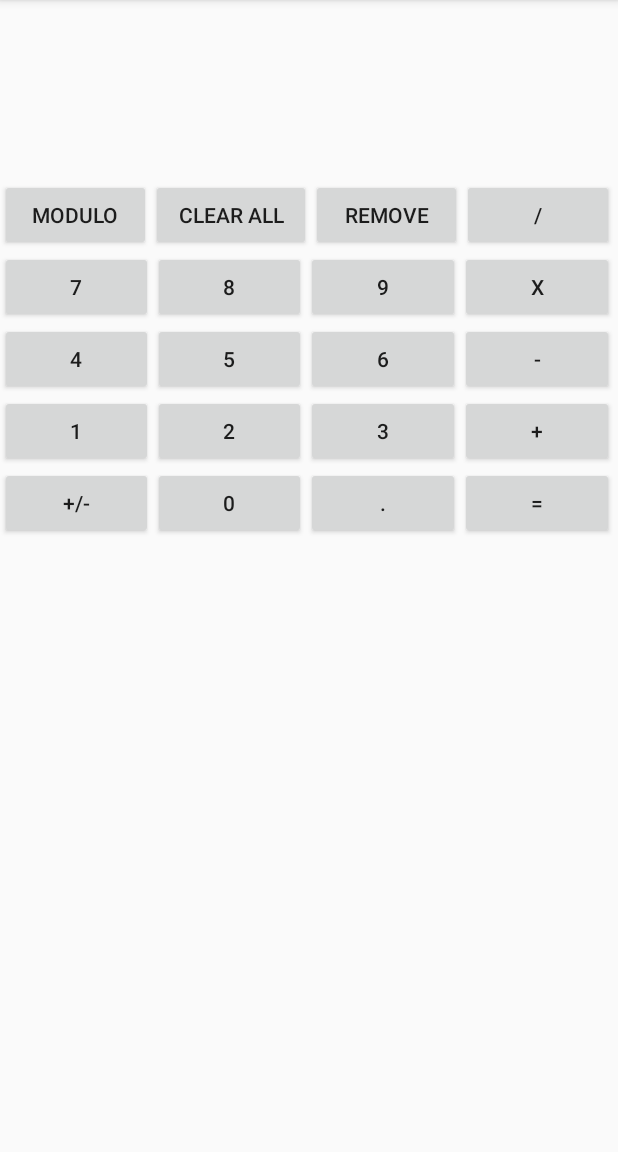
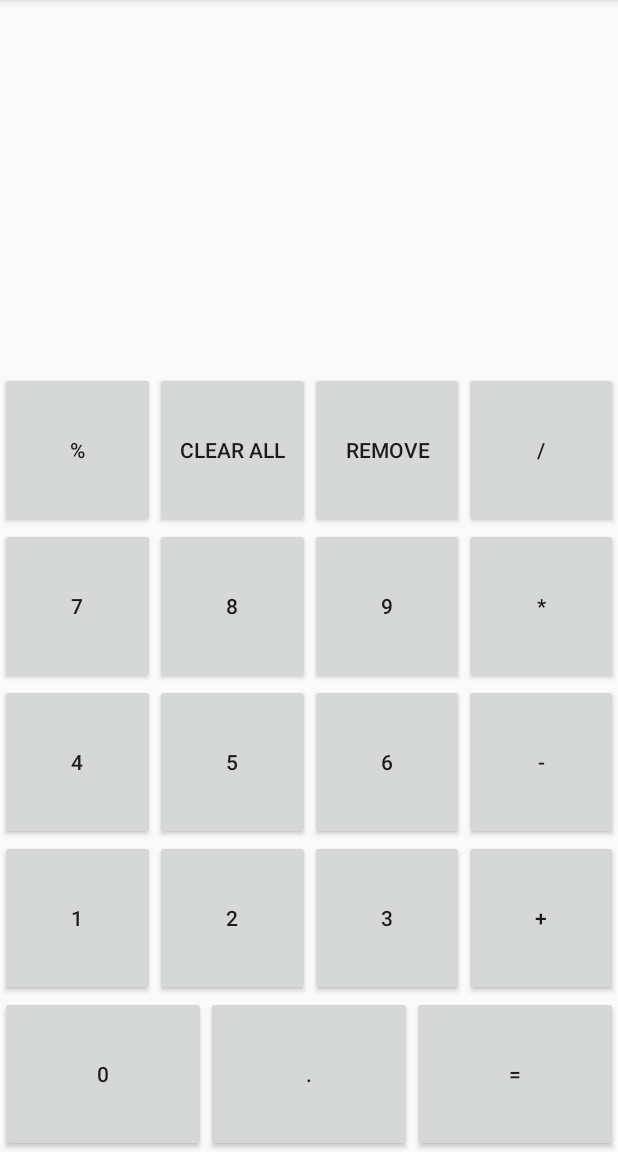
Before and after one commit to Anato-Eini/School-Activities, an Android app: the Calculator screen opened directly, with no data from a screen before it, on a phone screen of 412 x 824 dp, the part 84-1236 px from its top. Run offline under Robolectric (Android 15) with nearby library versions, the phone set to English and light mode, and no system bars.

Commit message:
Basic Operations

```diff
--- a/app/src/main/java/com/example/androidprojectcollection/Calculator.java
+++ b/app/src/main/java/com/example/androidprojectcollection/Calculator.java
@@ -2,65 +2,133 @@ package com.example.androidprojectcollection;
 
 import android.support.v7.app.AppCompatActivity;
 import android.os.Bundle;
-import android.view.View;
 import android.widget.Button;
 import android.widget.TextView;
 
 import java.util.ArrayList;
+import java.util.regex.Matcher;
+import java.util.regex.Pattern;
+
 
 public class Calculator extends AppCompatActivity {
-    int i;
-    ArrayList<Button> numbers = new ArrayList<>(), operators = new ArrayList<>();
-    Button clear;
-    TextView display;
+    Button clear, clearAll, equals, point, squared, cubed, logarithmic;
+    TextView display, viewTotal;
     @Override
     protected void onCreate(Bundle savedInstanceState) {
         super.onCreate(savedInstanceState);
         setContentView(R.layout.activity_calculator);
         clear = (Button) findViewById(R.id.remove);
         display = (TextView) findViewById(R.id.display);
-        numbers.add((Button) findViewById(R.id.num1));
-        numbers.add((Button) findViewById(R.id.num2));
-        numbers.add((Button) findViewById(R.id.num3));
-        numbers.add((Button) findViewById(R.id.num4));
-        numbers.add((Button) findViewById(R.id.num5));
-        numbers.add((Button) findViewById(R.id.num6));
-        numbers.add((Button) findViewById(R.id.num7));
-        numbers.add((Button) findViewById(R.id.num8));
-        numbers.add((Button) findViewById(R.id.num9));
-        numbers.add((Button) findViewById(R.id.num0));
-        numbers.get(0).setOnClickListener(view -> display.append("1"));
-        numbers.get(1).setOnClickListener(view -> display.append("2"));
-        numbers.get(2).setOnClickListener(view -> display.append("3"));
-        numbers.get(3).setOnClickListener(view -> display.append("4"));
-        numbers.get(4).setOnClickListener(view -> display.append("5"));
-        numbers.get(5).setOnClickListener(view -> display.append("6"));
-        numbers.get(6).setOnClickListener(view -> display.append("7"));
-        numbers.get(7).setOnClickListener(view -> display.append("8"));
-        numbers.get(8).setOnClickListener(view -> display.append("9"));
-        numbers.get(9).setOnClickListener(view -> display.append("0"));
-        operators.add((Button) findViewById(R.id.add));
-        operators.add((Button) findViewById(R.id.subtract));
-        operators.add((Button) findViewById(R.id.multiply));
-        operators.add((Button) findViewById(R.id.divide));
-        operators.get(0).setOnClickListener(view -> display.append(" + "));
-        operators.get(1).setOnClickListener(view -> display.append(" - "));
-        operators.get(2).setOnClickListener(view -> display.append(" * "));
-        operators.get(3).setOnClickListener(view -> display.append(" / "));
+        clearAll = (Button) findViewById(R.id.clearAll);
+        equals = (Button) findViewById(R.id.equals);
+        viewTotal = (TextView) findViewById(R.id.total);
+        point = (Button) findViewById(R.id.point);
+        Button[] numbers = {
+                (Button) findViewById(R.id.num0),
+                (Button) findViewById(R.id.num1),
+                (Button) findViewById(R.id.num2),
+                (Button) findViewById(R.id.num3),
+                (Button) findViewById(R.id.num4),
+                (Button) findViewById(R.id.num5),
+                (Button) findViewById(R.id.num6),
+                (Button) findViewById(R.id.num7),
+                (Button) findViewById(R.id.num8),
+                (Button) findViewById(R.id.num9),
+        },
+        operators = {
+                (Button) findViewById(R.id.add),
+                (Button) findViewById(R.id.subtract),
+                (Button) findViewById(R.id.multiply),
+                (Button) findViewById(R.id.divide),
+                (Button) findViewById(R.id.modulo)
+        };
+        for(int i = 0; i < numbers.length; i ++){
+            String input = String.valueOf(i);
+            numbers[i].setOnClickListener(view -> {
+                display.append(input);
+                equals.performClick();
+            });
+        }
+        for (Button b: operators){
+            b.setOnClickListener(view -> {
+                String contentText = display.getText().toString();
+                if (contentText.isEmpty() || contentText.charAt(contentText.length() - 1) == '.') {
+                    display.append("0" + b.getText());
+                } else if (isOperator(contentText.charAt(contentText.length() - 1))) {
+                    String output = contentText.substring(0, contentText.length() - 1) + b.getText();
+                    display.setText(output);
+                } else display.append(b.getText());
+            });
+        }
         clear.setOnClickListener(view -> {
             String contentText = display.getText().toString();
-            String[] contents = contentText.split(" ");
-            if(contents.length > 0){
-                contents[contents.length - 1] = contents[contents.length - 1].substring(
-                        0, contents[contents.length - 1].length() - 1
-                );
-                StringBuilder sb = new StringBuilder();
-                for (String s: contents) {
-                    if(s.equals("+") || s.equals("-") || s.equals("/") || s.equals("*")){
-                        sb.append(" " + s + " ");
-                    }
+            if(!contentText.isEmpty()){
+                String output = contentText.substring(0, contentText.length() - 1);
+                display.setText(output);
+            }
+        });
+        clearAll.setOnClickListener(view -> {
+            display.setText("");
+            viewTotal.setText("");
+        });
+        equals.setOnClickListener(view -> {
+            ArrayList<String> operands = new ArrayList<>(), operator = new ArrayList<>();
+            String contentText = display.getText().toString();
+            double total = 0;
+            Pattern pattern = Pattern.compile("\\d*\\.?\\d+|[-+*/%]");
+            Matcher matcher = pattern.matcher(contentText);
+            while(matcher.find()){
+                String token = matcher.group();
+                if(token.matches("[-+/*%]")){
+                    operator.add(token);
+                }else
+                    operands.add(token);
+            }
+            if(!operands.isEmpty()){
+                total += (operands.get(0).contains(".") ? Double.parseDouble(operands.get(0)) :
+                        (double)Integer.parseInt(operands.get(0)));
+                for (int i = 1; i < operands.size(); i++) {
+                    total = evaluate(operands.get(i), operator.get(i - 1).charAt(0), total);
                 }
             }
+            String output = String.valueOf(total);
+            viewTotal.setText((!output.contains(".") ? output :
+                    output.replaceAll("0*$", "").
+                            replaceAll("\\.$", "")));
         });
+        point.setOnClickListener(view -> {
+            String contentText = display.getText().toString();
+            if(contentText.isEmpty() || isOperator(contentText.charAt(contentText.length() - 1))){
+                display.append("0.");
+            }else{
+                display.append(".");
+            }
+        });
+
+    }
+    boolean isOperator(char character){
+        return character == '+' || character == '-' || character == '/' || character == '*' ||
+                character == '%';
+    }
+    double evaluate(String s, char operator, double total){
+        double v = (s.contains(".") ? Double.parseDouble(s) : (double) Integer.parseInt(s));
+        switch (operator){
+            case '+':
+                total += v;
+                break;
+            case '-':
+                total -= v;
+                break;
+            case '*':
+                total *= v;
+                break;
+            case '/':
+                total /= v;
+                break;
+            case '%':
+                total %= v;
+                break;
+        }
+        return total;
     }
 }
--- a/app/src/main/res/layout/activity_calculator.xml
+++ b/app/src/main/res/layout/activity_calculator.xml
@@ -7,183 +7,194 @@
     tools:context=".Calculator">
 
     <LinearLayout
-        android:layout_width="409dp"
-        android:layout_height="729dp"
+        android:id="@+id/screen"
+        android:layout_width="match_parent"
+        android:layout_height="match_parent"
         android:orientation="vertical"
         tools:layout_editor_absoluteX="1dp"
         tools:layout_editor_absoluteY="1dp">
 
         <TextView
             android:id="@+id/display"
+            android:layout_width="wrap_content"
+            android:layout_height="0dp"
+            android:layout_weight= "0.7"
+            android:textSize="30sp" />
+
+        <TextView
+            android:id="@+id/total"
             android:layout_width="match_parent"
-            android:layout_height="119dp" />
+            android:layout_height="0dp"
+            android:layout_weight= "0.5"
+            android:baselineAligned="false"
+            android:textAlignment="textStart"
+            android:textSize="30sp"
+            android:textStyle="bold" />
 
         <LinearLayout
             android:layout_width="match_parent"
-            android:layout_height="wrap_content"
+            android:layout_height="0dp"
+            android:layout_weight= "0.5"
             android:orientation="horizontal">
 
             <Button
                 android:id="@+id/modulo"
-                android:layout_width="wrap_content"
-                android:layout_height="wrap_content"
+                android:layout_width="match_parent"
+                android:layout_height="match_parent"
                 android:layout_weight="1"
-                android:text="modulo" />
+                android:text="%" />
 
             <Button
                 android:id="@+id/clearAll"
-                android:layout_width="wrap_content"
-                android:layout_height="wrap_content"
+                android:layout_width="match_parent"
+                android:layout_height="match_parent"
                 android:layout_weight="1"
                 android:text="Clear All" />
 
             <Button
                 android:id="@+id/remove"
-                android:layout_width="wrap_content"
-                android:layout_height="wrap_content"
+                android:layout_width="match_parent"
+                android:layout_height="match_parent"
                 android:layout_weight="1"
                 android:text="remove" />
 
             <Button
                 android:id="@+id/divide"
-                android:layout_width="wrap_content"
-                android:layout_height="wrap_content"
+                android:layout_width="match_parent"
+                android:layout_height="match_parent"
                 android:layout_weight="1"
                 android:text="/" />
         </LinearLayout>
 
         <LinearLayout
             android:layout_width="match_parent"
-            android:layout_height="wrap_content"
+            android:layout_height="0dp"
+            android:layout_weight= "0.5"
             android:orientation="horizontal">
 
             <Button
                 android:id="@+id/num7"
-                android:layout_width="wrap_content"
-                android:layout_height="wrap_content"
+                android:layout_width="match_parent"
+                android:layout_height="match_parent"
                 android:layout_weight="1"
                 android:text="7" />
 
             <Button
                 android:id="@+id/num8"
-                android:layout_width="wrap_content"
-                android:layout_height="wrap_content"
+                android:layout_width="match_parent"
+                android:layout_height="match_parent"
                 android:layout_weight="1"
                 android:text="8" />
 
             <Button
                 android:id="@+id/num9"
-                android:layout_width="wrap_content"
-                android:layout_height="wrap_content"
+                android:layout_width="match_parent"
+                android:layout_height="match_parent"
                 android:layout_weight="1"
                 android:text="9" />
 
             <Button
                 android:id="@+id/multiply"
-                android:layout_width="wrap_content"
-                android:layout_height="wrap_content"
+                android:layout_width="match_parent"
+                android:layout_height="match_parent"
                 android:layout_weight="1"
-                android:text="X" />
+                android:text="*" />
         </LinearLayout>
 
         <LinearLayout
             android:layout_width="match_parent"
-            android:layout_height="wrap_content"
+            android:layout_height="0dp"
+            android:layout_weight= "0.5"
             android:orientation="horizontal">
 
             <Button
                 android:id="@+id/num4"
-                android:layout_width="wrap_content"
-                android:layout_height="wrap_content"
+                android:layout_width="match_parent"
+                android:layout_height="match_parent"
                 android:layout_weight="1"
                 android:text="4" />
 
             <Button
                 android:id="@+id/num5"
-                android:layout_width="wrap_content"
-                android:layout_height="wrap_content"
+                android:layout_width="match_parent"
+                android:layout_height="match_parent"
                 android:layout_weight="1"
                 android:text="5" />
 
             <Button
                 android:id="@+id/num6"
-                android:layout_width="wrap_content"
-                android:layout_height="wrap_content"
+                android:layout_width="match_parent"
+                android:layout_height="match_parent"
                 android:layout_weight="1"
                 android:text="6" />
 
             <Button
                 android:id="@+id/subtract"
-                android:layout_width="wrap_content"
-                android:layout_height="wrap_content"
+                android:layout_width="match_parent"
+                android:layout_height="match_parent"
                 android:layout_weight="1"
                 android:text="-" />
         </LinearLayout>
 
         <LinearLayout
             android:layout_width="match_parent"
-            android:layout_height="wrap_content"
+            android:layout_height="0dp"
+            android:layout_weight= "0.5"
             android:orientation="horizontal">
 
             <Button
                 android:id="@+id/num1"
-                android:layout_width="wrap_content"
-                android:layout_height="wrap_content"
+                android:layout_width="match_parent"
+                android:layout_height="match_parent"
                 android:layout_weight="1"
                 android:text="1" />
 
             <Button
                 android:id="@+id/num2"
-                android:layout_width="wrap_content"
-                android:layout_height="wrap_content"
+                android:layout_width="match_parent"
+                android:layout_height="match_parent"
                 android:layout_weight="1"
                 android:text="2" />
 
             <Button
                 android:id="@+id/num3"
-                android:layout_width="wrap_content"
-                android:layout_height="wrap_content"
+                android:layout_width="match_parent"
+                android:layout_height="match_parent"
                 android:layout_weight="1"
                 android:text="3" />
 
             <Button
                 android:id="@+id/add"
-                android:layout_width="wrap_content"
-                android:layout_height="wrap_content"
+                android:layout_width="match_parent"
+                android:layout_height="match_parent"
                 android:layout_weight="1"
                 android:text="+" />
         </LinearLayout>
 
         <LinearLayout
             android:layout_width="match_parent"
-            android:layout_height="match_parent"
+            android:layout_height="0dp"
+            android:layout_weight= "0.5"
             android:orientation="horizontal">
 
             <Button
-                android:id="@+id/toggleInteger"
-                android:layout_width="wrap_content"
-                android:layout_height="wrap_content"
-                android:layout_weight="1"
-                android:text="+/-" />
-
-            <Button
                 android:id="@+id/num0"
-                android:layout_width="wrap_content"
-                android:layout_height="wrap_content"
+                android:layout_width="match_parent"
+                android:layout_height="match_parent"
                 android:layout_weight="1"
                 android:text="0" />
 
             <Button
                 android:id="@+id/point"
-                android:layout_width="wrap_content"
-                android:layout_height="wrap_content"
+                android:layout_width="match_parent"
+                android:layout_height="match_parent"
                 android:layout_weight="1"
                 android:text="." />
 
             <Button
                 android:id="@+id/equals"
-                android:layout_width="wrap_content"
-                android:layout_height="wrap_content"
+                android:layout_width="match_parent"
+                android:layout_height="match_parent"
                 android:layout_weight="1"
                 android:text="=" />
         </LinearLayout>
--- a/build.gradle
+++ b/build.gradle
@@ -1,5 +1,5 @@
 // Top-level build file where you can add configuration options common to all sub-projects/modules.
 plugins {
-    id 'com.android.application' version '7.4.1' apply false
-    id 'com.android.library' version '7.4.1' apply false
+    id 'com.android.application' version '8.2.2' apply false
+    id 'com.android.library' version '8.2.2' apply false
 }
--- a/gradle.properties
+++ b/gradle.properties
@@ -15,3 +15,5 @@ org.gradle.jvmargs=-Xmx2048m -Dfile.encoding=UTF-8
 # resources declared in the library itself and none from the library's dependencies,
 # thereby reducing the size of the R class for that library
 android.nonTransitiveRClass=true
+android.defaults.buildfeatures.buildconfig=true
+android.nonFinalResIds=false
```
Also changed, not shown: gradle/wrapper/gradle-wrapper.properties.
